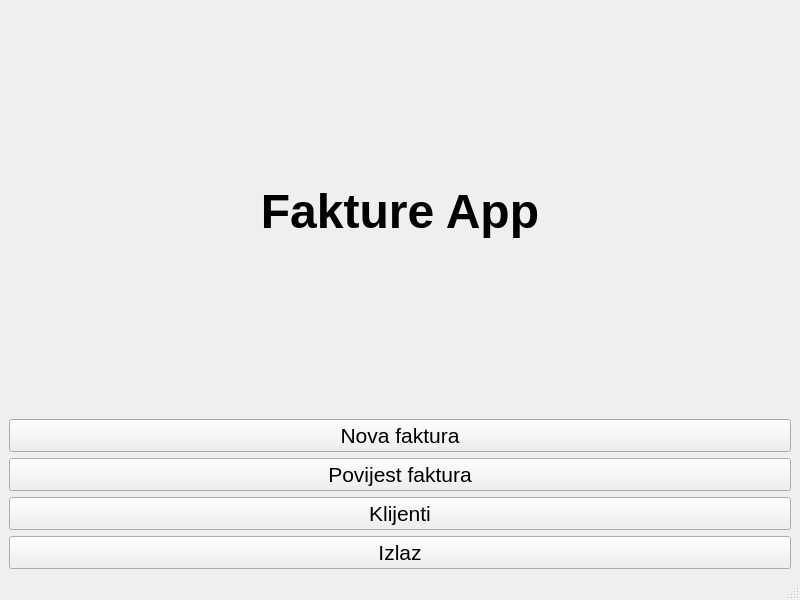
Above: ui/main_window.ui from tvle-exe/fakture_app before the change. Below: the same form after it.
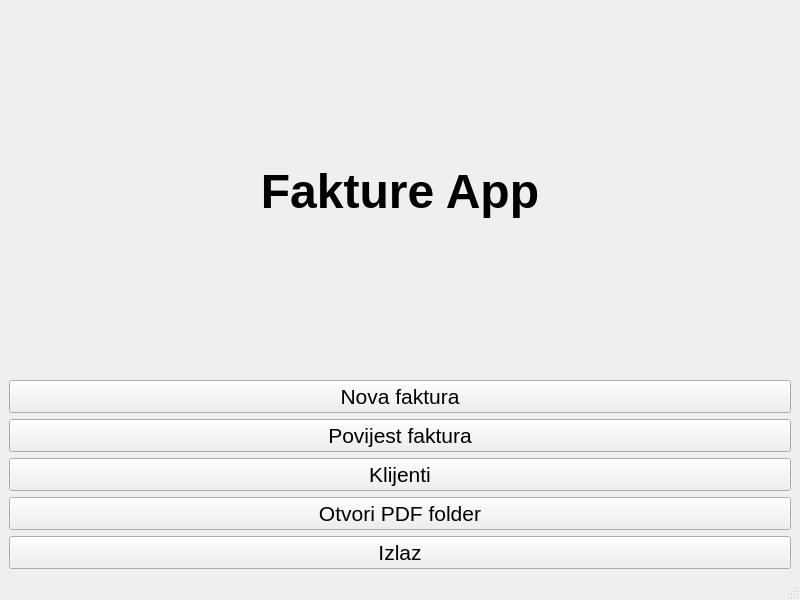
That is the form after the change.

Diff of the .ui file:
```diff
--- a/ui/main_window.ui
+++ b/ui/main_window.ui
@@ -72,6 +72,20 @@
      </widget>
     </item>
 
+    <item>
+    <widget class="QPushButton" name="openPdfFolderButton">
+    <property name="font">
+    <font>
+        <pointsize>16</pointsize>
+    </font>
+    </property>
+    <property name="text">
+    <string>Otvori PDF folder</string>
+    </property>
+    </widget>
+    </item>
+
+
     <item>
      <widget class="QPushButton" name="exitButton">
       <property name="font">
```
